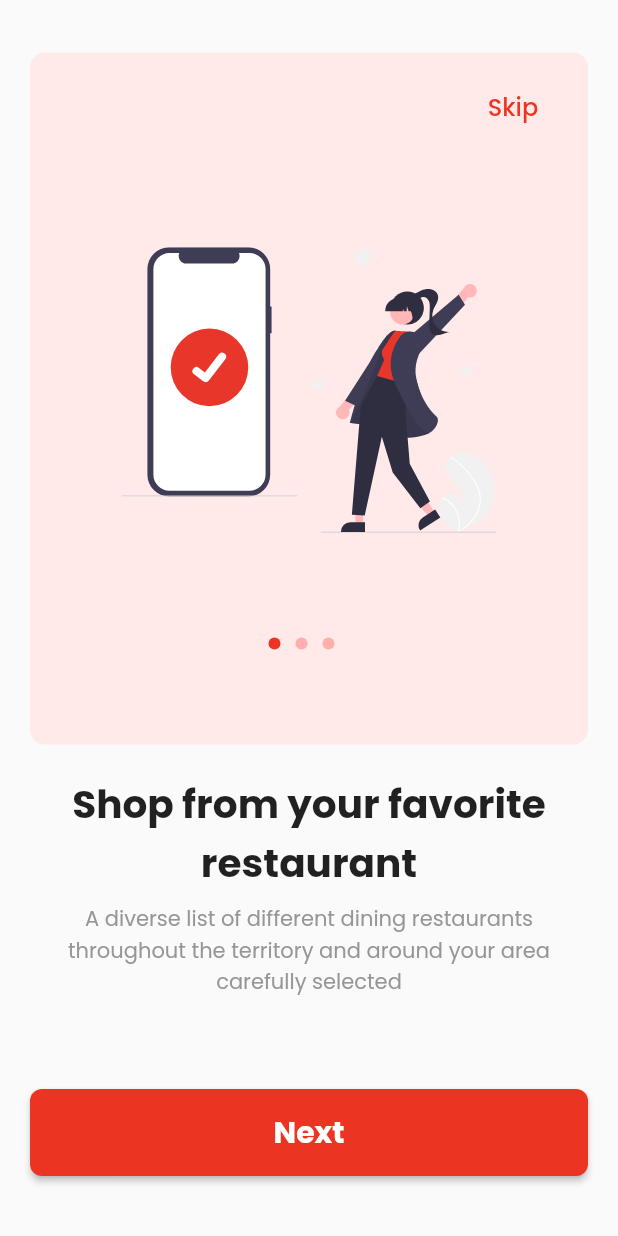
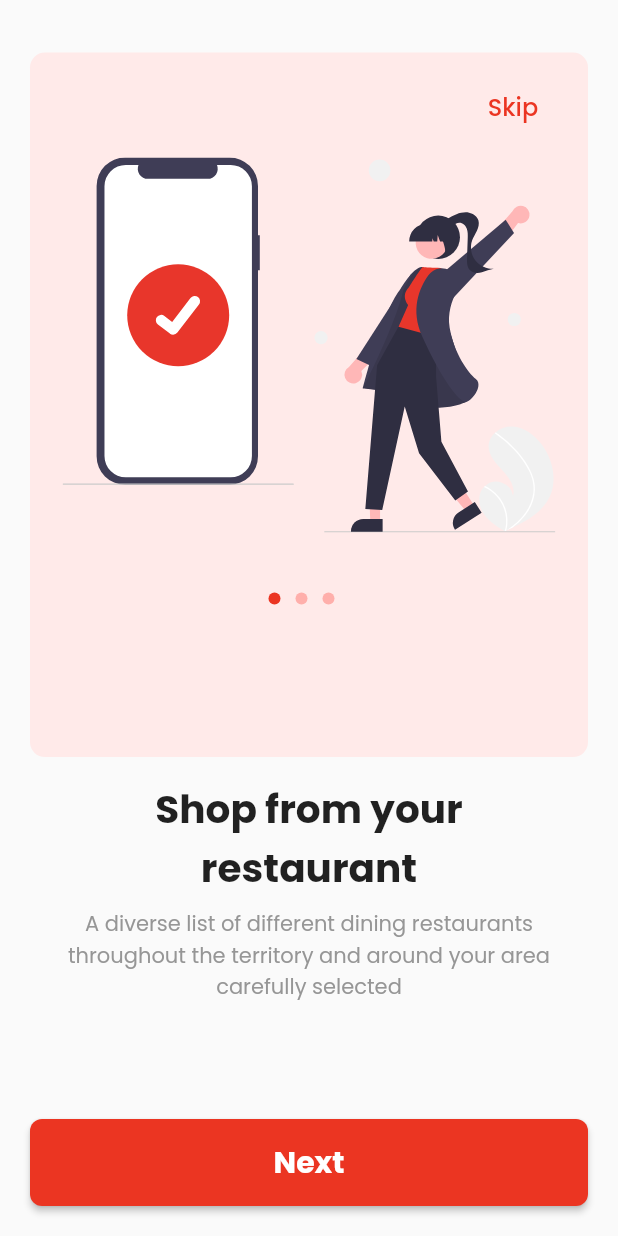
Before and after one commit to Gabin-ishimwe/food-app-mobile, a Flutter app: the screen it shows after launch, on a phone screen of 412 x 824 dp. Run offline on Flutter 3.47's test engine with Material 2 defaults, Android fonts, the phone set to English and light mode, and no system bars; our stand-ins replace carousel_slider, flutter_svg, google_fonts.

Commit message:
ft/add onboarding functionalities

```diff
--- a/lib/main.dart
+++ b/lib/main.dart
@@ -12,6 +12,7 @@ class MyApp extends StatelessWidget {
   Widget build(BuildContext context) {
     return MaterialApp(
       title: "Food Book Application",
+      debugShowCheckedModeBanner: false,
       home: OnboardingScreen(),
     );
   }
--- /dev/null
+++ b/lib/models/onboarding_model.dart
@@ -0,0 +1,26 @@
+class OnboardingModel {
+  String title;
+  String description;
+  var image;
+
+  OnboardingModel(
+      {required this.title, required this.description, required this.image});
+}
+
+List<OnboardingModel> onboardContents = [
+  OnboardingModel(
+      title: "Shop from your restaurant",
+      description:
+          "A diverse list of different dining restaurants throughout the territory and around your area carefully selected",
+      image: "images/onboarding/order_confirmed.svg"),
+  OnboardingModel(
+      title: "Quick delivery to your doorstep",
+      description:
+          "We have dynamic and professional delivery team that is professionally and intelligently trained",
+      image: "images/onboarding/online_groceries.svg"),
+  OnboardingModel(
+      title: "Convenience eWallet app connecting",
+      description:
+          "A diverse list of different dining restaurants throughout the territory and around your area carefully selected",
+      image: "images/onboarding/shopping_app.svg")
+];
--- a/lib/screens/onboarding_screen.dart
+++ b/lib/screens/onboarding_screen.dart
@@ -1,29 +1,10 @@
 import "package:flutter/material.dart";
 import "package:flutter_svg/flutter_svg.dart";
+import 'package:food_book_mobile/models/onboarding_model.dart';
 import 'package:google_fonts/google_fonts.dart';
 import 'package:carousel_slider/carousel_slider.dart';
 
 class OnboardingScreen extends StatefulWidget {
-  var intros = [
-    {
-      image: "images/onboarding/order_confirmed.svg",
-      title: "Shop from your restaurant",
-      description:
-          "A diverse list of different dining restaurants throughout the territory and around your area carefully selected"
-    },
-    {
-      image: "images/onboarding/online_groceries.svg",
-      title: "Quick delivery to your doorstep",
-      description:
-          "We have dynamic and professional delivery team that is professionally and intelligently trained"
-    },
-    {
-      image: "images/onboarding/shopping_app.svg",
-      title: "Convenience eWallet app connecting",
-      description:
-          "A diverse list of different dining restaurants throughout the territory and around your area carefully selected"
-    },
-  ];
   OnboardingScreen({super.key});
 
   @override
@@ -35,17 +16,25 @@ class _OnboardingScreenState extends State<OnboardingScreen> {
   Widget build(BuildContext context) {
     return Scaffold(
       // appBar: AppBar(title: Text("Flutter Demo")),
-        body: Padding(
-      padding: EdgeInsets.only(top: 35, right: 20, left: 20, bottom: 20),
-      child: Container(
-        child:
-            Column(crossAxisAlignment: CrossAxisAlignment.stretch, children: [
+      //   body: Container(
+      // padding: EdgeInsets.only(top: 35, right: 20, left: 20, bottom: 20),
+      body: Column(children: [
         Expanded(
-            flex: 6,
+          child: PageView.builder(
+              itemCount: onboardContents.length,
+              itemBuilder: (_, index) {
+                return Container(
+                  padding:
+                      EdgeInsets.only(top: 35, right: 20, left: 20, bottom: 20),
+                  child: Column(
+                      crossAxisAlignment: CrossAxisAlignment.stretch,
+                      children: [
+                        Expanded(
+                          flex: 7,
                           child: Container(
                             // color: Color.fromARGB(255, 255, 234, 233),
-              padding:
-                  EdgeInsets.only(top: 12, left: 18, right: 18, bottom: 18),
+                            padding: EdgeInsets.only(
+                                top: 12, left: 18, right: 18, bottom: 18),
                             decoration: BoxDecoration(
                               borderRadius: BorderRadius.circular(10.0),
                               color: Color.fromARGB(255, 255, 234, 233),
@@ -66,7 +55,8 @@ class _OnboardingScreenState extends State<OnboardingScreen> {
                                     onPressed: (() {
                                       print("skip content-----");
                                     }),
-                      style: TextButton.styleFrom(padding: EdgeInsets.all(0)),
+                                    style: TextButton.styleFrom(
+                                        padding: EdgeInsets.all(0)),
                                   ),
                                 ),
                                 alignment: Alignment.topRight,
@@ -74,14 +64,16 @@ class _OnboardingScreenState extends State<OnboardingScreen> {
                               Align(
                                 alignment: Alignment.center,
                                 child: Padding(
-                    padding: EdgeInsets.symmetric(vertical: 40),
+                                  padding: EdgeInsets.symmetric(vertical: 10),
                                   child: SvgPicture.asset(
-                      "images/onboarding/order_confirmed.svg",
+                                    onboardContents[index].image,
                                     semanticsLabel: "logo",
                                     height: 250,
-                      width: 250,
                                   ),
                                 ),
+                              ),
+                              SizedBox(
+                                height: 30,
                               ),
                               Row(
                                 mainAxisAlignment: MainAxisAlignment.center,
@@ -119,38 +111,50 @@ class _OnboardingScreenState extends State<OnboardingScreen> {
                           ),
                         ),
                         Expanded(
-              flex: 4,
+                            flex: 3,
                             child: Padding(
-                padding: EdgeInsets.symmetric(vertical: 20),
-                child: Container(
+                              padding: EdgeInsets.symmetric(vertical: 15),
                               child: Column(
-                      crossAxisAlignment: CrossAxisAlignment.stretch,
+                                  crossAxisAlignment:
+                                      CrossAxisAlignment.stretch,
                                   mainAxisSize: MainAxisSize.max,
                                   // mainAxisAlignment: MainAxisAlignment.spaceAround,
                                   children: [
                                     Padding(
-                          padding: EdgeInsets.symmetric(horizontal: 20),
+                                      padding:
+                                          EdgeInsets.symmetric(horizontal: 20),
                                       child: Text(
-                            "Shop from your favorite restaurant",
+                                        onboardContents[index].title,
                                         style: GoogleFonts.poppins(
                                             textStyle: TextStyle(
-                                    fontSize: 26, fontWeight: FontWeight.bold)),
+                                                fontSize: 26,
+                                                fontWeight: FontWeight.bold)),
                                         textAlign: TextAlign.center,
                                       ),
                                     ),
                                     Padding(
-                          padding:
-                              EdgeInsets.symmetric(horizontal: 20, vertical: 8),
+                                      padding: EdgeInsets.symmetric(
+                                          horizontal: 20, vertical: 8),
                                       child: Text(
-                            "A diverse list of different dining restaurants throughout the territory and around your area carefully selected",
+                                        onboardContents[index].description,
                                         style: GoogleFonts.poppins(
                                             textStyle: TextStyle(
-                                    color: Color.fromARGB(255, 150, 150, 150))),
+                                                color: Color.fromARGB(
+                                                    255, 150, 150, 150))),
                                         textAlign: TextAlign.center,
                                       ),
                                     ),
-                        Spacer(),
-                        ElevatedButton(
+                                  ]),
+                            )),
+                      ]),
+                );
+              }),
+          flex: 9,
+        ),
+        Container(
+          width: double.infinity,
+          padding: EdgeInsets.all(20),
+          child: ElevatedButton(
             onPressed: () {},
             child: Text(
               "Next",
@@ -165,14 +169,30 @@ class _OnboardingScreenState extends State<OnboardingScreen> {
                 backgroundColor: Color.fromARGB(255, 235, 53, 34),
                 padding: EdgeInsets.all(14),
                 shape: RoundedRectangleBorder(
-                                  borderRadius:
-                                      BorderRadius.all(Radius.circular(8)))),
+                    borderRadius: BorderRadius.all(Radius.circular(8)))),
           ),
+        )
+        // Expanded(
+        //   child: ElevatedButton(
+        //     onPressed: () {},
+        //     child: Text(
+        //       "Next",
+        //       style: GoogleFonts.poppins(
+        //           textStyle: TextStyle(
+        //             fontWeight: FontWeight.bold,
+        //             color: Colors.white,
+        //           ),
+        //           fontSize: 20),
+        //     ),
+        //     style: ElevatedButton.styleFrom(
+        //         backgroundColor: Color.fromARGB(255, 235, 53, 34),
+        //         padding: EdgeInsets.all(14),
+        //         shape: RoundedRectangleBorder(
+        //             borderRadius: BorderRadius.all(Radius.circular(8)))),
+        //   ),
+        //   flex: 1,
+        // )
       ]),
-                ),
-              )),
-        ]),
-      ),
-    ));
+    );
   }
 }
--- a/pubspec.yaml
+++ b/pubspec.yaml
@@ -49,6 +49,7 @@ dev_dependencies:
   flutter_svg: ^1.1.6
   google_fonts: ^3.0.1
   carousel_slider: ^4.2.1
+  intro_slider: ^4.2.0
 
 # For information on the generic Dart part of this file, see the
 # following page: https://dart.dev/tools/pub/pubspec
@@ -62,8 +63,8 @@ flutter:
 
   # To add assets to your application, add an assets section, like this:
   assets:
+    - images/onboarding/order_confirmed.svg
     - images/onboarding/online_groceries.svg
-    - images/onboarding/order_confirmed.svg
     - images/onboarding/shopping_app.svg
     # - images/a_dot_ham.jpeg
 
```
Also changed, not shown: pubspec.lock. Lines whose indentation alone changed are shown as unchanged.
